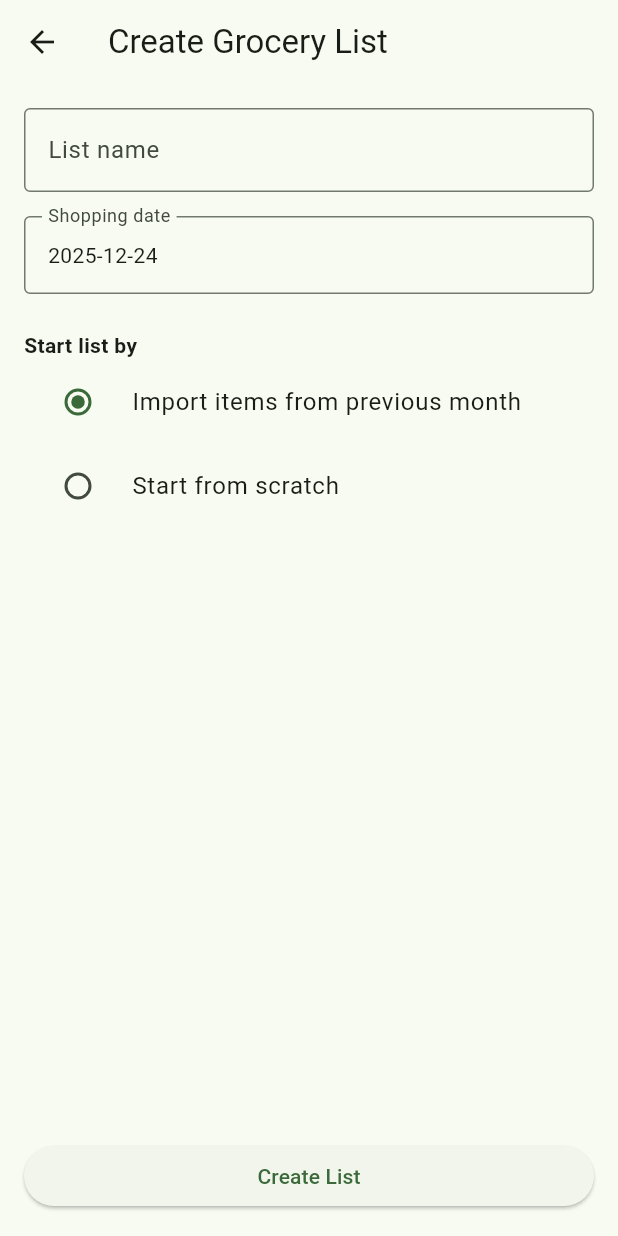
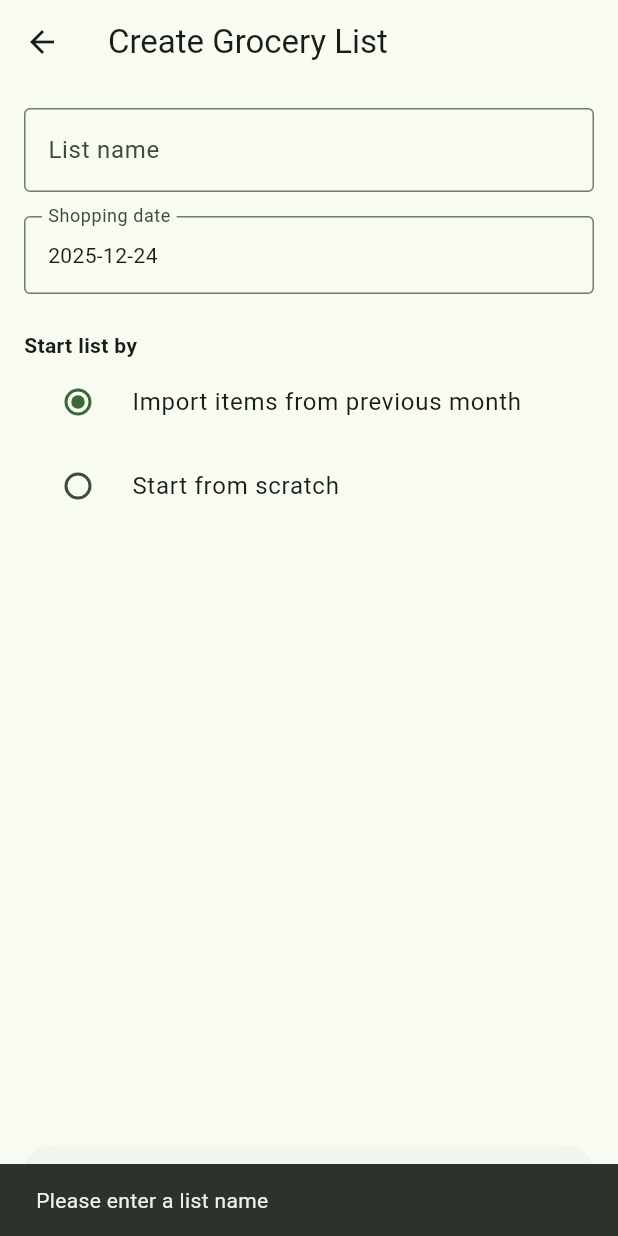
Before and after one commit to iamyasiramjad/grocery_ledger, a Flutter app: the CreateGroceryListScreen screen opened directly, after a tap on "Create List", on a phone screen of 412 x 824 dp. Run offline on Flutter 3.47's test engine with Material 3 defaults, Android fonts, the phone set to English and light mode, and no system bars.

Commit message:
Navigate to grocery list workspace with list metadata

```diff
--- a/lib/features/grocery_list/create_grocery_list_screen.dart
+++ b/lib/features/grocery_list/create_grocery_list_screen.dart
@@ -1,4 +1,5 @@
 import 'package:flutter/material.dart';
+import 'workspace/grocery_list_workspace_screen.dart';
 
 class CreateGroceryListScreen extends StatefulWidget {
   const CreateGroceryListScreen({super.key});
@@ -47,6 +48,30 @@ class _CreateGroceryListScreenState extends State<CreateGroceryListScreen> {
   }
 
   // 4️⃣ HELPER WIDGETS (PUT CODE HERE ⬇⬇⬇)
+
+  void _handleCreate() {
+    final name = _nameController.text.trim();
+
+    if (name.isEmpty) {
+      ScaffoldMessenger.of(context).showSnackBar(
+        const SnackBar(
+          content: Text('Please enter a list name'),
+        ),
+      );
+      return;
+    }
+
+    Navigator.push(
+      context,
+      MaterialPageRoute(
+        builder: (_) => GroceryListWorkspaceScreen(
+          listName: name,
+          shoppingDate: _selectedDate,
+          importFromPrevious: _importFromPrevious,
+        ),
+      ),
+    );
+  }
 
   Widget _buildNameField() {
     return TextField(
@@ -123,9 +148,7 @@ class _CreateGroceryListScreenState extends State<CreateGroceryListScreen> {
   return SizedBox(
     width: double.infinity,
     child: ElevatedButton(
-        onPressed: () {
-          // next step
-        },
+      onPressed: _handleCreate,
       child: const Text('Create List'),
     ),
   );
```
Also changed, not shown: lib/features/grocery_list/workspace/grocery_list_workspace_screen.dart (added, +46 -0 lines). Lines whose indentation alone changed are shown as unchanged.
